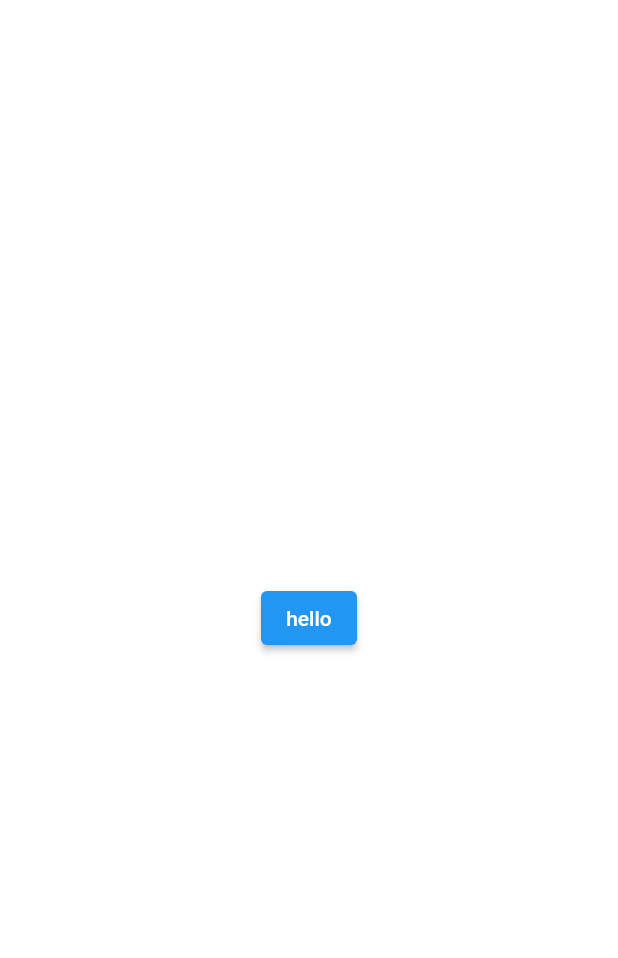
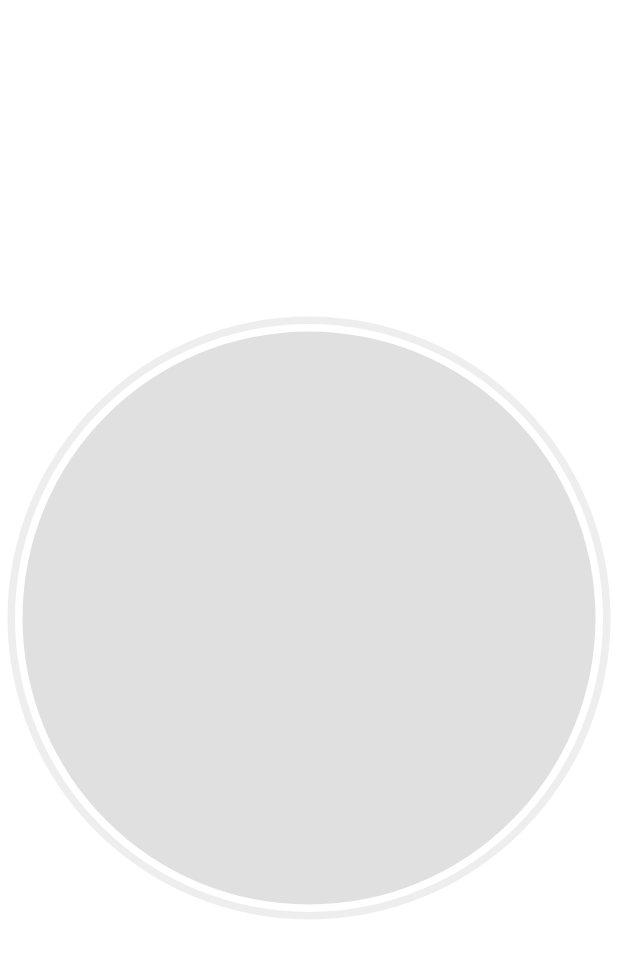
Before and after one commit to Duprat-Robin/RemoteControlMSFS2020, a Flutter app: the screen it shows after launch, on a phone screen of 412 x 824 dp. Shown: the top 958 px of the screen. Run offline on Flutter 3.47's test engine with Material 2 defaults, Android fonts, the phone set to English and light mode, and no system bars.

Commit message:
Un visuel pour le bouton mais il ne tourne pas

```diff
--- a/MobileApp/lib/Instruments/knobs.dart
+++ b/MobileApp/lib/Instruments/knobs.dart
@@ -1,3 +1,5 @@
+import 'dart:math';
+
 import 'package:flutter/foundation.dart';
 import 'package:flutter/material.dart';
 import 'package:flutter/widgets.dart';
@@ -10,13 +12,15 @@ class AnalogicRotator extends StatefulWidget {
   final double max;
   final double min;
   final bool circularBahaviour;
+  final CustomPainter painter;
 
   AnalogicRotator(
       {@required this.value,
       this.sensibility = 10,
       this.max = double.infinity,
       this.min = double.negativeInfinity,
-      this.circularBahaviour = true});
+      this.circularBahaviour = true,
+      this.painter = const SpeedRotatorPainter()});
 
   @override
   _AnalogicRotatorState createState() => _AnalogicRotatorState();
@@ -36,9 +40,20 @@ class _AnalogicRotatorState extends State<AnalogicRotator> {
           _yCenter = details.localPosition.dy;
         },
         onPanUpdate: _panHandler,
-        child: ElevatedButton(
-          onPressed: () {},
-          child: Text("hello"),
+        child: LayoutBuilder(
+          builder: (context, constraints) {
+            double minSize = min(constraints.maxWidth, constraints.maxHeight);
+            return Container(
+              width: minSize,
+              height: minSize,
+              child: Transform.rotate(
+                angle: 0,
+                child: CustomPaint(
+                  painter: widget.painter,
+                ),
+              ),
+            );
+          },
         ),
       ),
     );
@@ -99,3 +114,34 @@ class _AnalogicRotatorState extends State<AnalogicRotator> {
     print(widget.value);
   }
 }
+
+class SpeedRotatorPainter extends CustomPainter {
+  const SpeedRotatorPainter();
+  @override
+  void paint(Canvas canvas, Size size) {
+    double minSize = min(size.width, size.height);
+    canvas.drawCircle(
+        Offset(minSize / 2, minSize / 2),
+        minSize / 2 - 5,
+        Paint()
+          ..color = Colors.grey[200]
+          ..style = PaintingStyle.fill);
+    canvas.drawCircle(
+        Offset(minSize / 2, minSize / 2),
+        minSize / 2 - 10,
+        Paint()
+          ..color = Colors.white
+          ..style = PaintingStyle.fill);
+    canvas.drawCircle(
+        Offset(minSize / 2, minSize / 2),
+        minSize / 2 - 15,
+        Paint()
+          ..color = Colors.grey[300]
+          ..style = PaintingStyle.fill);
+  }
+
+  @override
+  bool shouldRepaint(covariant CustomPainter oldDelegate) {
+    return false;
+  }
+}
```
